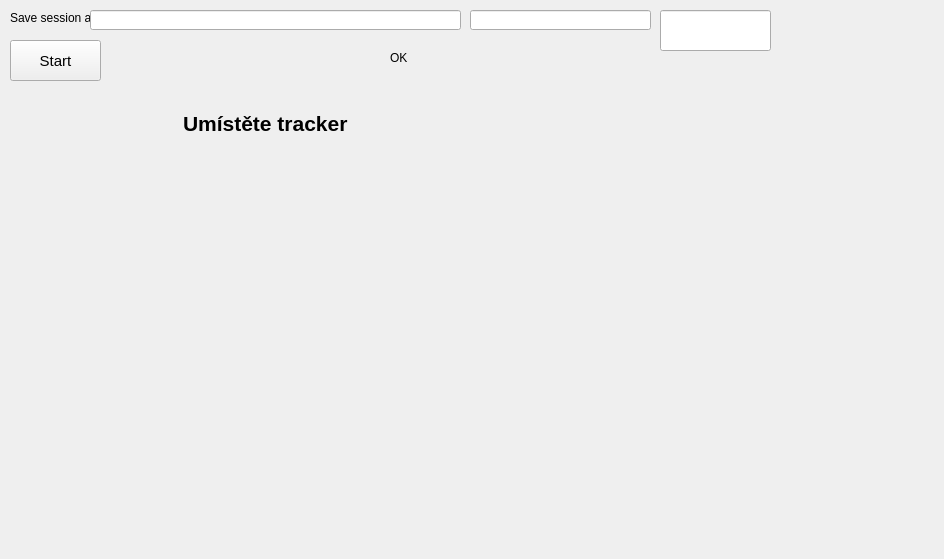
Qt form src/mainwindow.ui (gimlidc/SonoGrabber) before a commit.
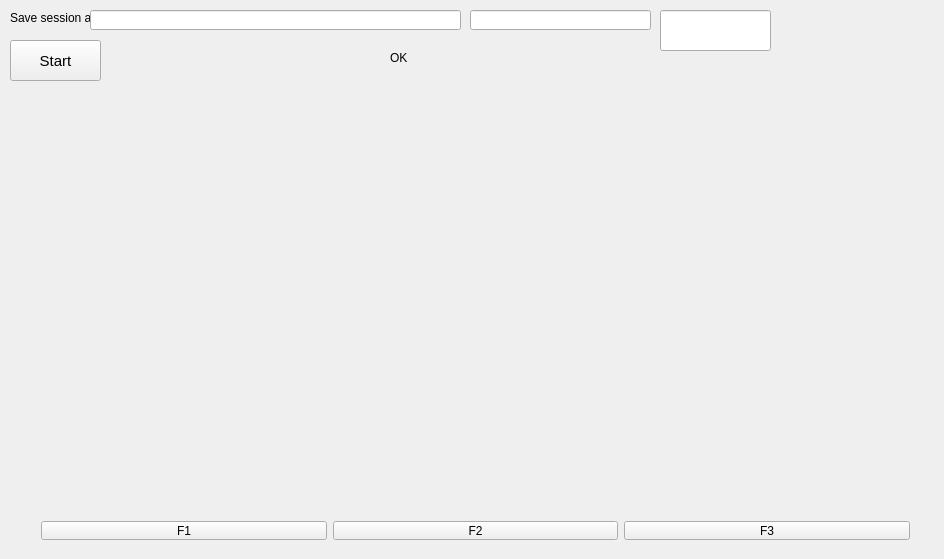
The same form after that commit.

The edit to the form file:
```diff
--- a/src/mainwindow.ui
+++ b/src/mainwindow.ui
@@ -133,24 +133,42 @@
    <widget class="QWidget" name="verticalLayoutWidget">
     <property name="geometry">
      <rect>
-      <x>20</x>
-      <y>100</y>
-      <width>491</width>
-      <height>431</height>
+      <x>30</x>
+      <y>99</y>
+      <width>891</width>
+      <height>401</height>
      </rect>
     </property>
-    <layout class="QVBoxLayout" name="startBox">
-     <item alignment="Qt::AlignHCenter|Qt::AlignTop">
-      <widget class="QLabel" name="labelStartTitle">
-       <property name="font">
-        <font>
-         <pointsize>16</pointsize>
-         <weight>75</weight>
-         <bold>true</bold>
-        </font>
+    <layout class="QHBoxLayout" name="mainWindow"/>
+   </widget>
+   <widget class="QWidget" name="horizontalLayoutWidget_2">
+    <property name="geometry">
+     <rect>
+      <x>30</x>
+      <y>510</y>
+      <width>891</width>
+      <height>41</height>
+     </rect>
+    </property>
+    <layout class="QHBoxLayout" name="buttonBox">
+     <item>
+      <widget class="QPushButton" name="pushF1">
+       <property name="text">
+        <string>F1</string>
        </property>
+      </widget>
+     </item>
+     <item>
+      <widget class="QPushButton" name="pushF2">
        <property name="text">
-        <string>Umístěte tracker</string>
+        <string>F2</string>
+       </property>
+      </widget>
+     </item>
+     <item>
+      <widget class="QPushButton" name="pushF3">
+       <property name="text">
+        <string>F3</string>
        </property>
       </widget>
      </item>
```
Left out of the diff: 2 changed lines with no effect on the pictures.
